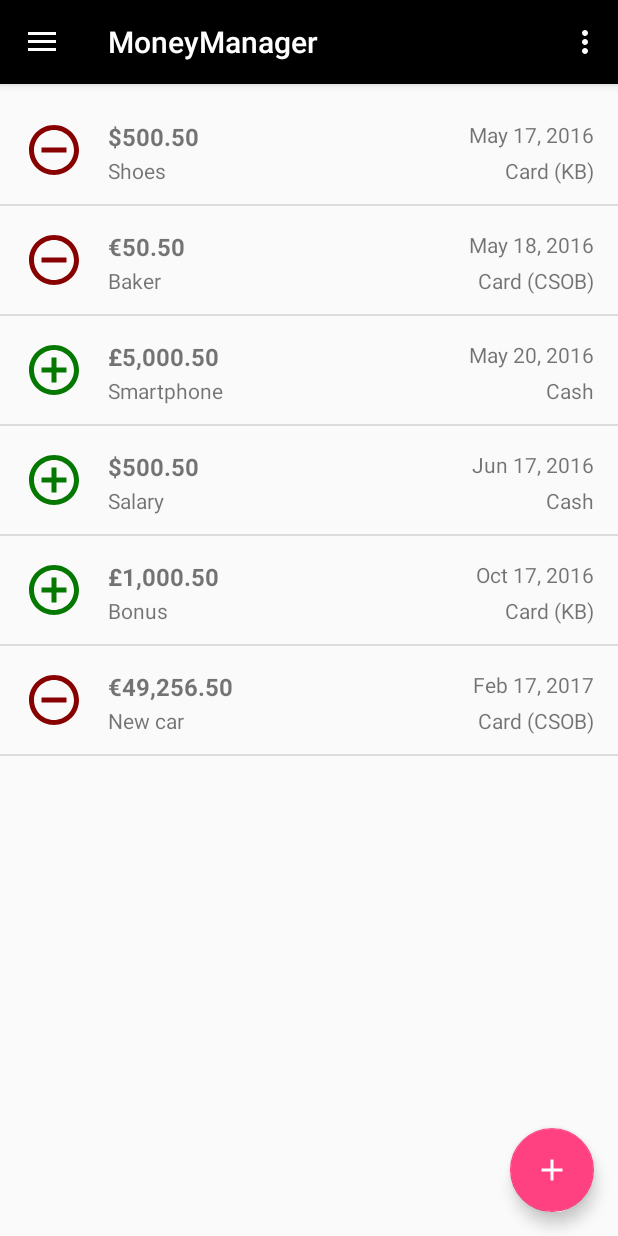
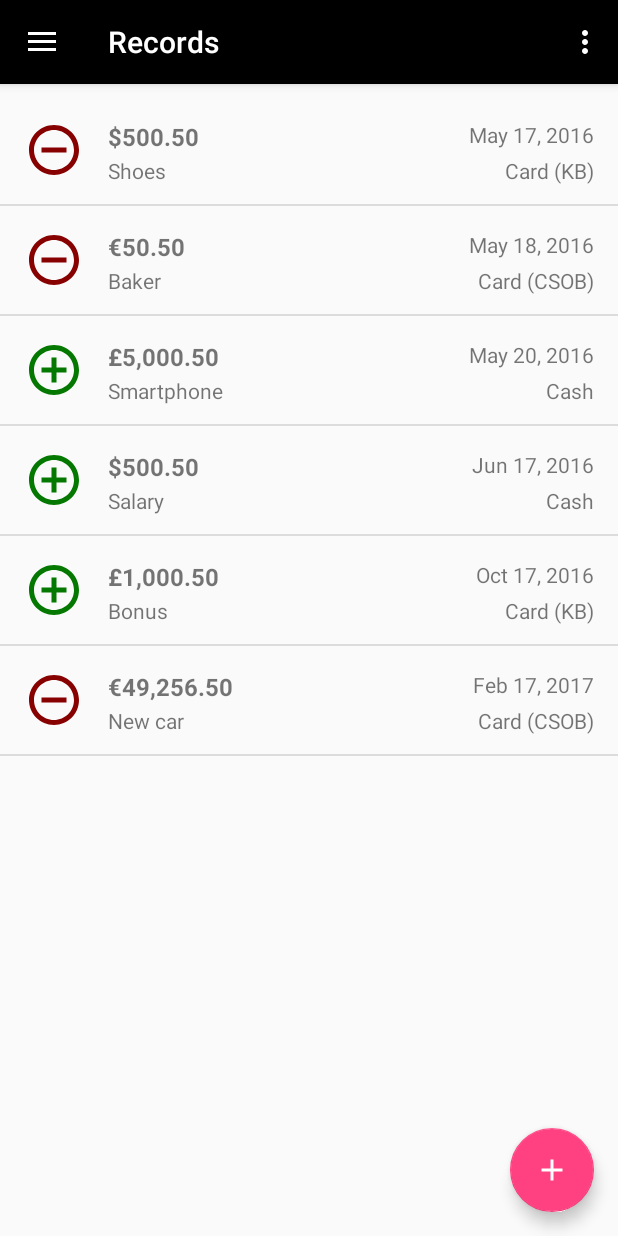
Before and after one commit to sutrkiller/MoneyManager, an Android app: the MainActivity screen opened directly, with no data from a screen before it, on a phone screen of 412 x 824 dp. Run offline under Robolectric (Android 15) with nearby library versions, the phone set to English and light mode, and no system bars.

Commit message:
Added navigation and first fragment (added title changes)

```diff
--- a/app/src/main/java/pv239/fi/muni/cz/moneymanager/MainActivity.java
+++ b/app/src/main/java/pv239/fi/muni/cz/moneymanager/MainActivity.java
@@ -67,19 +67,21 @@ public class MainActivity extends ALockingClass
                 if (fragment instanceof StatsFragment){
                     currentPosition = R.id.nav_stats;
                 }
-                //setActionBarTitle(currentPosition);
+                setActionBarTitle(currentPosition);
                 navigationView.setCheckedItem(currentPosition);
                 //drawerList.setItemChecked(currentPosition, true);
             }
         });
 
+        setActionBarTitle(-1);
         int position=-1;
         if (savedInstanceState != null) {
             position = savedInstanceState.getInt("currentPosition");
             //setActionBarTitle(currentPosition)
         }
+        //setActionBarTitle(currentPosition);
         onNavigationItemSelected((MenuItem)findViewById(position));
-
+        //getSupportActionBar().setTitle("Records");
 
     }
 
@@ -160,7 +162,10 @@ public class MainActivity extends ALockingClass
                 currentPosition = id;
                 break;
             default:
+
         }
+            //setActionBarTitle(id);
+
     }
 
         DrawerLayout drawer = (DrawerLayout) findViewById(R.id.drawer_layout);
@@ -177,8 +182,6 @@ public class MainActivity extends ALockingClass
 
     public void onMenuFragmentSelect(Fragment fragment) {
         //RecordsFragment frag = RecordsFragment.newInstance("ahoj", "balbla");
-        Log.e("BACKSTAK: ", String.valueOf(getSupportFragmentManager().getBackStackEntryCount()));
-        Log.e("CurrentPos: ", String.valueOf(currentPosition));
         FragmentTransaction ft = getSupportFragmentManager().beginTransaction();
         ft.replace(R.id.fragment_container, fragment,"visible_fragment");
         if (getSupportFragmentManager().getBackStackEntryCount()>0) getSupportFragmentManager().popBackStackImmediate();
@@ -189,11 +192,27 @@ public class MainActivity extends ALockingClass
             ft.addToBackStack(null);
         } else {
             ((NavigationView)findViewById(R.id.nav_view)).setCheckedItem(R.id.nav_records);
+            //setActionBarTitle(-1);
         }
         ft.setTransition(FragmentTransaction.TRANSIT_FRAGMENT_OPEN);
+
+
         ft.commit();
 
 
+    }
+
+    private void setActionBarTitle(int id) {
+        String title;
+        switch (id) {
+            case -1:
+            case R.id.nav_records: title = "Records"; break;
+            case R.id.nav_categories: title = "Categories"; break;
+            case R.id.nav_stats: title = "Statistics"; break;
+                default: title = "MoneyManager";
+        }
+        getSupportActionBar().setTitle(title);
+        //Log.e("WITHOFJ", String.valueOf(id));
     }
 
     @Override
```
